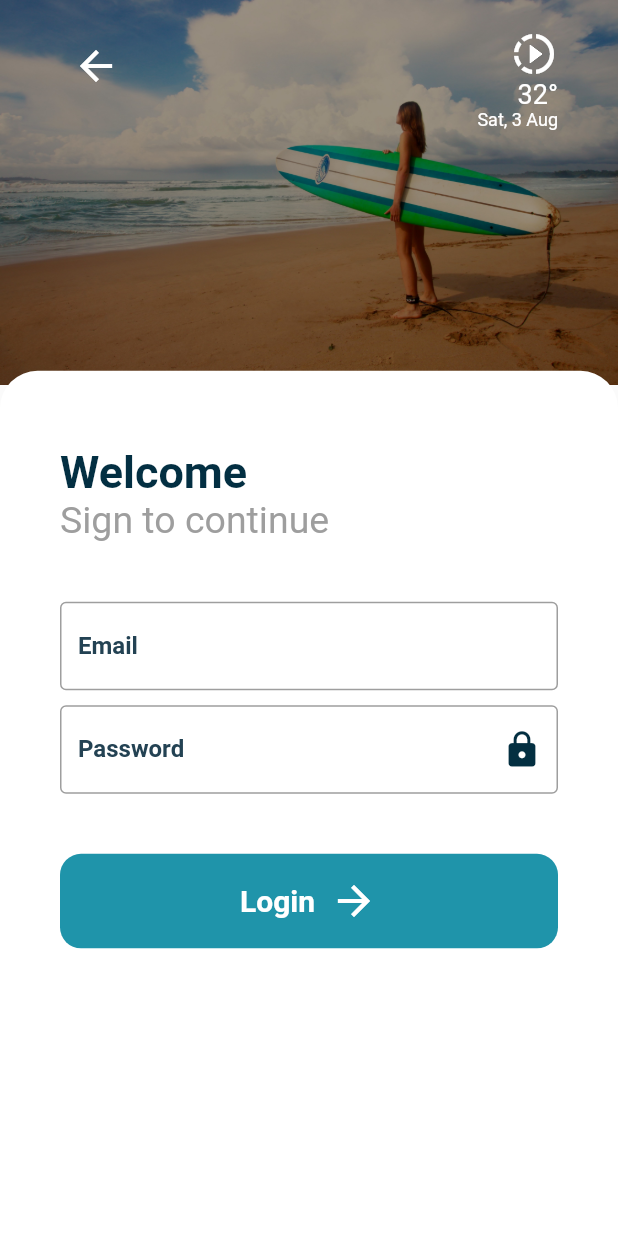
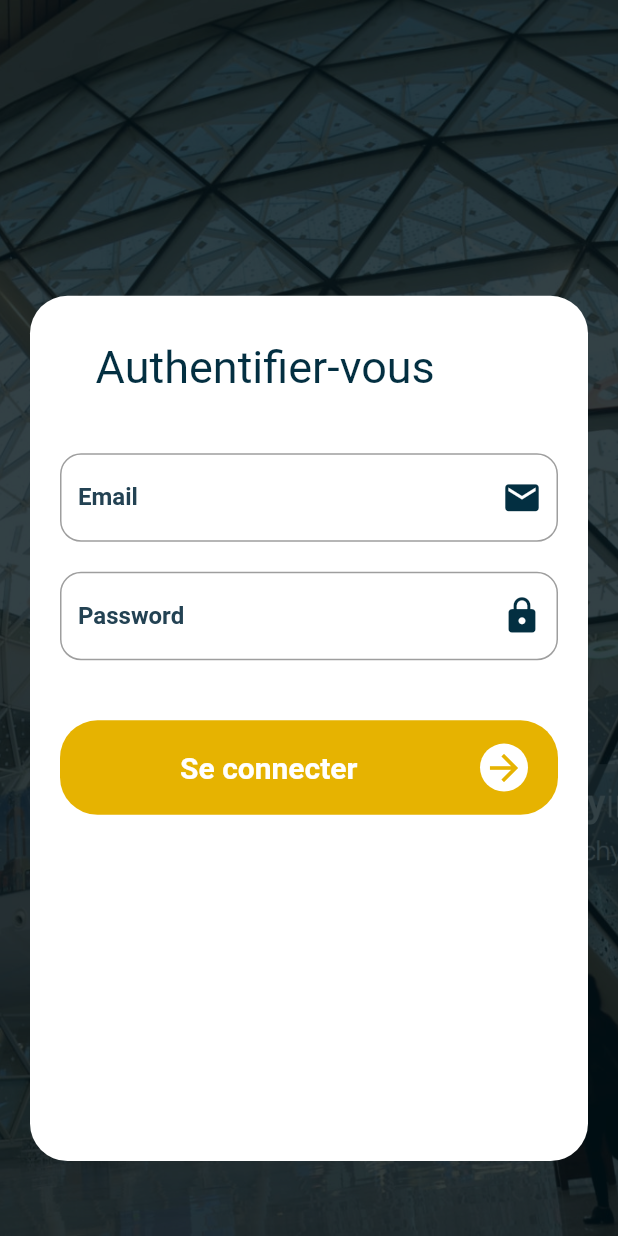
Before and after one commit to fatimahafid/ChauffeurApp, a Flutter app: the screen it shows after launch, after a tap on "Se Connecter", on a phone screen of 412 x 824 dp. Run offline on Flutter 3.47's test engine with Material 2 defaults, Android fonts, the phone set to English and light mode, and no system bars; our stand-ins replace page_transition, simple_animations; Roboto replaces fonts that are missing (Pacificio).

Commit message:
first version of app frontend

```diff
--- a/lib/components/buttonLoginAnimation.dart
+++ b/lib/components/buttonLoginAnimation.dart
@@ -78,19 +78,36 @@ with TickerProviderStateMixin {
           width: double.infinity,
           decoration: BoxDecoration(
             color: widget.background,
-            borderRadius: BorderRadius.circular(14),
+            borderRadius: BorderRadius.circular(25),
           ),
           child: !_isLogin ? Row(
             crossAxisAlignment: CrossAxisAlignment.center,
-            mainAxisAlignment: MainAxisAlignment.center,
+            mainAxisAlignment: MainAxisAlignment.spaceBetween,
+
             children: <Widget>[
-              Text(widget.label, style: TextStyle(
-                color: widget.fontColor,
-                fontSize: 20,
-                fontWeight: FontWeight.bold
-              )),
-              SizedBox(width: 10),
-              Icon(Icons.arrow_forward, color: widget.fontColor,size: 32)
+              Container(
+                padding: EdgeInsets.only(left:80,right: 20),
+                child: Text(widget.label, style: TextStyle(
+                  color: widget.fontColor,
+                  fontSize: 20,
+                  fontWeight: FontWeight.bold,
+
+
+                )),
+              ),
+              SizedBox(width: 0),
+              Container(
+                //width: 50.0,
+                //height: 50.0,
+                margin: EdgeInsets.only(right: 20),
+                padding: const EdgeInsets.all(2.0),//I used some padding without fixed width and height
+                decoration: new BoxDecoration(
+                  shape: BoxShape.circle,// You can use like this way or like the below line
+                  //borderRadius: new BorderRadius.circular(30.0),
+                  color: Colors.white,
+                ),
+                  child:Icon(Icons.arrow_forward, color: Color(0xffe6b301),size: 28)
+              ),//............
             ],
           ) : Stack(
             children: <Widget>[
@@ -104,13 +121,15 @@ with TickerProviderStateMixin {
                     builder: (context,build) => Transform.scale(
                     scale: _scaleAnimation.value,
                     child: Container(
-                      height: 50,
-                      width: 50,
-                      decoration: BoxDecoration(
-                        color: widget.borderColor,
-                        shape: BoxShape.circle,
+                      height: 45,
+                      width: 45,
+                      decoration: new BoxDecoration(
+                        shape: BoxShape.circle,// You can use like this way or like the below line
+                        //borderRadius: new BorderRadius.circular(30.0),
+                        color: Colors.white,
                       ),
-                      child: !_isIconHide ? Icon(Icons.arrow_forward, color: widget.fontColor,size: 32) : Container(),
+                      child: !_isIconHide ?Icon(Icons.arrow_forward, color: Color(0xffe6b301),size: 28)
+                        : Container(),
                     )),
                   ),
                 ),
--- a/lib/components/customTextfield.dart
+++ b/lib/components/customTextfield.dart
@@ -15,12 +15,18 @@ class CustomTextField extends StatelessWidget {
         obscureText: isPassword,
         decoration: InputDecoration(
           focusedBorder: OutlineInputBorder(
+              borderRadius: BorderRadius.circular(14),
+
             borderSide: BorderSide(color: Colors.grey, width: 1.0)
           ),
-           enabledBorder: OutlineInputBorder(
-            borderSide: BorderSide(color: Colors.grey, width: 1.0)
+
+           border: OutlineInputBorder(
+               borderRadius: BorderRadius.circular(14),
+
+               borderSide: BorderSide(color: Colors.grey, width: 1.0)
           ),
           labelText: label,
+
           labelStyle: TextStyle(color: Color(0xFFF234253),fontWeight: FontWeight.bold),
           suffixIcon: icon
         ),
--- a/lib/screens/homeScreen.dart
+++ b/lib/screens/homeScreen.dart
@@ -3,6 +3,11 @@ import 'package:login_dash_animation/animations/fadeAnimation.dart';
 import 'package:login_dash_animation/components/customButton.dart';
 import 'package:login_dash_animation/components/customButtonAnimation.dart';
 import 'package:login_dash_animation/screens/loginScreen.dart';
+
+
+
+import 'loginScreen.dart';
+
 
 class HomeScreen extends StatefulWidget {
   @override
@@ -18,7 +23,7 @@ class _HomeScreenState extends State<HomeScreen> {
       body: Stack(
         fit: StackFit.expand,
         children: <Widget>[
-          Image.asset("assets/images/home.jpg", fit: BoxFit.cover),
+          Image.asset("assets/images/bg2.jpg", fit: BoxFit.cover),
           Container(
             width: MediaQuery.of(context).size.width,
             height: MediaQuery.of(context).size.height,
@@ -34,17 +39,28 @@ class _HomeScreenState extends State<HomeScreen> {
 
                 Column(
                   crossAxisAlignment: CrossAxisAlignment.start,
+
                   children: <Widget>[
-                  FadeAnimation(2.4,Text("Best waves for", style: TextStyle(
+                  Container(
+                    margin: EdgeInsets.only(top: 100, left: 40),
+
+                    child: FadeAnimation(2.4,Text("Vous etes un Chauffeur  ?", style: TextStyle(
                     color: Colors.white,
                     fontSize: 22,
-                  letterSpacing: 2
+                    letterSpacing: 2,
+
+
+
                     ))),
-                FadeAnimation(2.6,Text(".surfing", style: TextStyle(
+                  ),
+                Container(
+                  margin: EdgeInsets.only( left: 60),
+                  child: FadeAnimation(2.6,Text("Bienvenue", style: TextStyle(
                     color: Colors.white,
                     fontSize: 50,
                     fontWeight: FontWeight.bold
                   ))),
+                ),
                   ],
                 ),
 
--- a/lib/screens/loginScreen.dart
+++ b/lib/screens/loginScreen.dart
@@ -12,106 +12,96 @@ class _LoginScreenState extends State<LoginScreen> {
   @override
   Widget build(BuildContext context) {
     return Scaffold(
-      body: SingleChildScrollView(
-        child: Container(
-          child: Container(
+      body: Stack(
+        fit: StackFit.expand,
+        children: <Widget>[
+          Image.asset("assets/images/bg2.jpg", fit: BoxFit.cover),
+          Container(
+            width: MediaQuery.of(context).size.width,
             height: MediaQuery.of(context).size.height,
-            width: MediaQuery.of(context).size.width,
-            decoration: BoxDecoration(
-              image: DecorationImage(
-                image: AssetImage("assets/images/login.jpg"),
-                fit: BoxFit.contain,
-                alignment: Alignment.topCenter
-              )
+            color: Color(0xFFF001117).withOpacity(0.8),
           ),
-            child: SafeArea(
+          Column(
+
+              children: <Widget>[
+
+
+],
+          ),
+        SafeArea(
           child: Column(
             mainAxisAlignment: MainAxisAlignment.end,
             children: <Widget>[
               SizedBox(height: 20),
-                  Expanded(
-                    child: Container(
-                      padding: EdgeInsets.symmetric(horizontal: 40),
-                      child: Row(
-                        mainAxisAlignment: MainAxisAlignment.spaceBetween,
-                        crossAxisAlignment: CrossAxisAlignment.start,
-                        children: <Widget>[
-                          IconButton(
-                            icon: Icon(Icons.arrow_back, color: Colors.white,size:32),
-                            onPressed: (){
-                              Navigator.pop(context);
-                            },
-                          ),
-                          Column(
-                            crossAxisAlignment: CrossAxisAlignment.end,
-                            children: <Widget>[
-                              Icon(Icons.slow_motion_video, color: Colors.white,size: 32),
-                              Text("32°", style: TextStyle(
-                                color: Colors.white,
-                                fontSize: 18
-                              )),
-                              Text("Sat, 3 Aug", style: TextStyle(
-                                color: Colors.white,
-                                fontSize: 12
-                              ))
-                            ],
-                          )
-                        ],
-                      ),
-                    ),
-                  ),
 
               Container(
-                    padding: EdgeInsets.symmetric(horizontal: 40,vertical: 50),
+                padding: EdgeInsets.symmetric(horizontal: 20, vertical: 30),
+                margin:EdgeInsets.only(left:20,right:20,bottom: 50) ,
                 height: MediaQuery.of(context).size.height * 0.70,
                 width: MediaQuery.of(context).size.width,
                 decoration: BoxDecoration(
                     color: Colors.white,
                     borderRadius: BorderRadius.only(
                         topLeft: Radius.circular(25),
-                        topRight: Radius.circular(25)
-                      )
-                    ),
+                        topRight: Radius.circular(25),
+                      bottomLeft: Radius.circular(25),
+                      bottomRight: Radius.circular(25),
+                    )),
+
                 child: Column(
                   crossAxisAlignment: CrossAxisAlignment.start,
                   children: <Widget>[
-                        Text("Welcome",style: TextStyle(
-                          color: Color(0xFFF032f42),
+                    Container(
+                      margin:EdgeInsets.only(left:20,right:20,top: 0) ,
+                      child: Text("Authentifier-vous ",
+                          textAlign: TextAlign.center,
+
+
+                          style: TextStyle(
+                              color: Color(0xFFF032f41),
                               fontSize: 30,
-                          fontWeight: FontWeight.bold
+                            fontFamily: "Pacificio",
+
                               )),
-                        Text("Sign to continue",style: TextStyle(
-                          color: Colors.grey,
-                          fontSize: 25
-                        )),
+                    ),
                     SizedBox(height: 40),
                     CustomTextField(
                       label: "Email",
+                      icon: Icon(
+                        Icons.mail,
+                        size: 27,
+                        color: Color(0xFFF032f41),
                       ),
-                        SizedBox(height: 10),
+                    ),
+
+                    SizedBox(height: 20),
                     CustomTextField(
                       label: "Password",
                       isPassword: true,
-                          icon: Icon(Icons.https, size: 27,color: Color(0xFFF032f41),),
+                      icon: Icon(
+                        Icons.https,
+                        size: 27,
+                        color: Color(0xFFF032f41),
+                      ),
                     ),
                     SizedBox(height: 40),
                     ButtonLoginAnimation(
-                          label: "Login",
+                      label: "Se connecter",
                       fontColor: Colors.white,
-                          background: Color(0xFFF1f94aa),
-                          borderColor: Color(0xFFF1a7a8c),
+                      background: Color(0xffe6b301),
+                      borderColor: Color(0xffe6b301),
                       child: DashScreen(),
                     )
                   ],
                 ),
               )
-
             ],
           ),
         ),
-          ),
-        ),
+    ],
       ),
     );
+
+
   }
 }
```
Also changed, not shown: pubspec.yaml (+15 -0 lines), assets/images/bg2.jpg (added), fonts/Janji Cinta.ttf (added), fonts/Pacifico.ttf (added), fonts/source-sans-pro.regular.ttf (added). Lines whose indentation alone changed are shown as unchanged.
